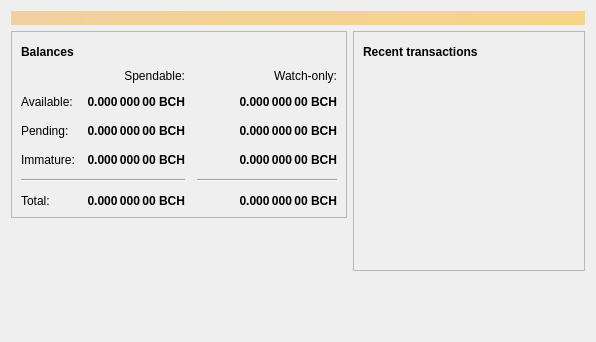
This is src/qt/forms/overviewpage.ui in Bitcoin-ABC/bitcoin-abc as Qt 5 draws it before an edit. The edited form follows.
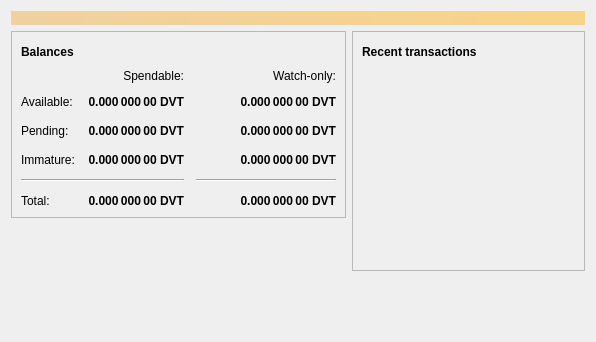
This is the edited form. Icons and pictures are not drawn.

The edit to the form file:
```diff
--- a/src/qt/forms/overviewpage.ui
+++ b/src/qt/forms/overviewpage.ui
@@ -129,7 +129,7 @@
                <string>Unconfirmed transactions to watch-only addresses</string>
               </property>
               <property name="text">
-               <string notr="true">0.000 000 00 BCH</string>
+               <string notr="true">0.000 000 00 DVT</string>
               </property>
               <property name="alignment">
                <set>Qt::AlignRight|Qt::AlignTrailing|Qt::AlignVCenter</set>
@@ -154,7 +154,7 @@
                <string>Total of transactions that have yet to be confirmed, and do not yet count toward the spendable balance</string>
               </property>
               <property name="text">
-               <string notr="true">0.000 000 00 BCH</string>
+               <string notr="true">0.000 000 00 DVT</string>
               </property>
               <property name="alignment">
                <set>Qt::AlignRight|Qt::AlignTrailing|Qt::AlignVCenter</set>
@@ -179,7 +179,7 @@
                <string>Mined balance in watch-only addresses that has not yet matured</string>
               </property>
               <property name="text">
-               <string notr="true">0.000 000 00 BCH</string>
+               <string notr="true">0.000 000 00 DVT</string>
               </property>
               <property name="alignment">
                <set>Qt::AlignRight|Qt::AlignTrailing|Qt::AlignVCenter</set>
@@ -237,7 +237,7 @@
                <string>Mined balance that has not yet matured</string>
               </property>
               <property name="text">
-               <string notr="true">0.000 000 00 BCH</string>
+               <string notr="true">0.000 000 00 DVT</string>
               </property>
               <property name="alignment">
                <set>Qt::AlignRight|Qt::AlignTrailing|Qt::AlignVCenter</set>
@@ -282,7 +282,7 @@
                <string>Your current total balance</string>
               </property>
               <property name="text">
-               <string notr="true">0.000 000 00 BCH</string>
+               <string notr="true">0.000 000 00 DVT</string>
               </property>
               <property name="alignment">
                <set>Qt::AlignRight|Qt::AlignTrailing|Qt::AlignVCenter</set>
@@ -307,7 +307,7 @@
                <string>Current total balance in watch-only addresses</string>
               </property>
               <property name="text">
-               <string notr="true">0.000 000 00 BCH</string>
+               <string notr="true">0.000 000 00 DVT</string>
               </property>
               <property name="alignment">
                <set>Qt::AlignRight|Qt::AlignTrailing|Qt::AlignVCenter</set>
@@ -349,7 +349,7 @@
                <string>Your current spendable balance</string>
               </property>
               <property name="text">
-               <string notr="true">0.000 000 00 BCH</string>
+               <string notr="true">0.000 000 00 DVT</string>
               </property>
               <property name="alignment">
                <set>Qt::AlignRight|Qt::AlignTrailing|Qt::AlignVCenter</set>
@@ -374,7 +374,7 @@
                <string>Your current balance in watch-only addresses</string>
               </property>
               <property name="text">
-               <string notr="true">0.000 000 00 BCH</string>
+               <string notr="true">0.000 000 00 DVT</string>
               </property>
               <property name="alignment">
                <set>Qt::AlignRight|Qt::AlignTrailing|Qt::AlignVCenter</set>
```
